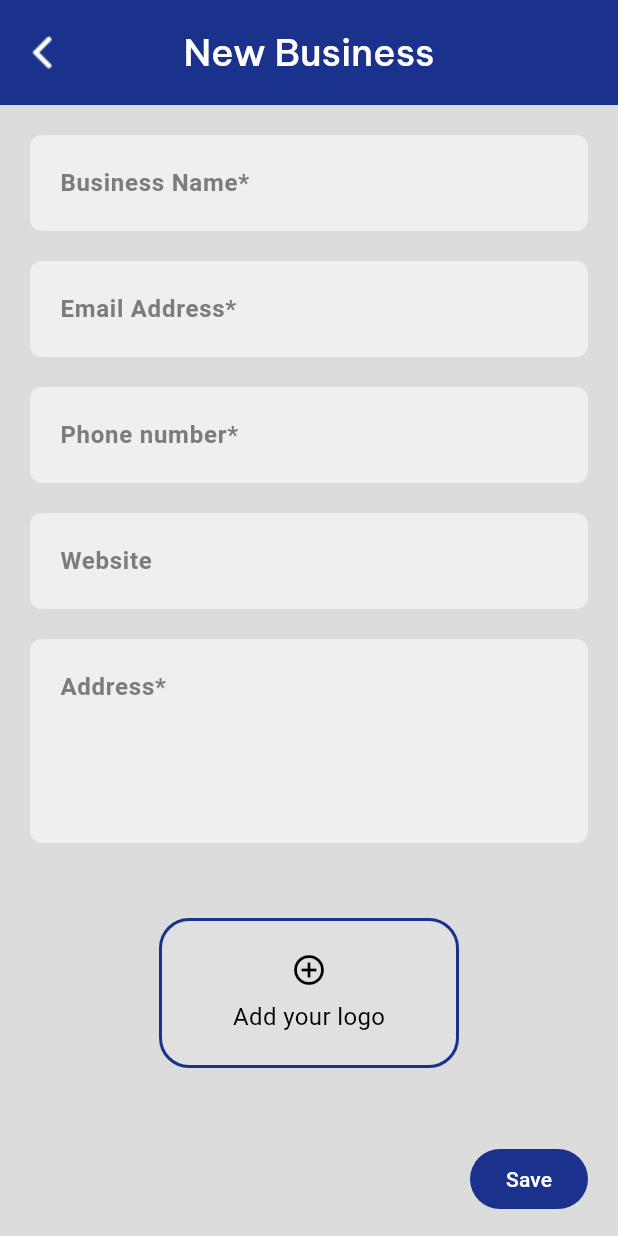
After one commit to sacrilegioushero220/Quick-Bill-App, a Flutter app: the BusinessDetailScreen screen opened directly, on a phone screen of 412 x 824 dp. The commit adds this screen. Run offline on Flutter 3.47's test engine with Material 3 defaults, Android fonts, the phone set to English and light mode, and no system bars; our stand-ins replace flutter_svg, google_fonts.

Commit message:
Business detail screen completed

```diff
--- /dev/null
+++ b/lib/Screens/business_detail_screen.dart
@@ -0,0 +1,113 @@
+import 'package:flutter/material.dart';
+import 'package:quick_bill/widgets/custom_app_bar.dart';
+import 'package:quick_bill/widgets/custom_widgets.dart';
+
+class BusinessDetailScreen extends StatelessWidget {
+  const BusinessDetailScreen({super.key});
+
+  @override
+  Widget build(BuildContext context) {
+    return Scaffold(
+      backgroundColor: const Color.fromARGB(255, 221, 220, 220),
+      appBar: customAppBar(
+        "New Business ",
+        context,
+        isHome: false,
+      ),
+      body: const SingleChildScrollView(
+        child: Padding(
+          padding: EdgeInsets.only(left: 20, right: 20),
+          child: Column(
+            children: [
+              SizedBox(
+                height: 20,
+              ),
+              CustomTextField(
+                hintText: "Business Name*",
+              ),
+              SizedBox(
+                height: 20,
+              ),
+              CustomTextField(
+                hintText: "Email Address*",
+              ),
+              SizedBox(
+                height: 20,
+              ),
+              CustomTextField(
+                hintText: "Phone number*",
+              ),
+              SizedBox(
+                height: 20,
+              ),
+              CustomTextField(
+                hintText: "Website",
+              ),
+              SizedBox(
+                height: 20,
+              ),
+              CustomTextField(
+                hintText: "Address*",
+                isBigField: true,
+              ),
+              SizedBox(
+                height: 50,
+              ),
+              AddLogoWidget(),
+              SizedBox(
+                height: 50,
+              ),
+              Row(
+                mainAxisAlignment: MainAxisAlignment.spaceBetween,
+                children: [
+                  SizedBox(
+                    width: 20,
+                  ),
+                  CustomFilledButton(title: 'Save')
+                ],
+              )
+            ],
+          ),
+        ),
+      ),
+    );
+  }
+}
+
+class AddLogoWidget extends StatelessWidget {
+  const AddLogoWidget({super.key});
+
+  @override
+  Widget build(BuildContext context) {
+    return Container(
+      width: 200,
+      height: 100,
+      decoration: BoxDecoration(
+        color: Colors.grey[300],
+        borderRadius: BorderRadius.circular(20),
+        border: Border.all(
+          color: const Color.fromARGB(255, 27, 50, 140),
+          width: 2.0,
+        ),
+      ),
+      child: const Column(
+        mainAxisAlignment: MainAxisAlignment.center,
+        children: [
+          Icon(
+            Icons.add_circle_outline,
+            size: 24.0,
+            color: Colors.black,
+          ),
+          SizedBox(height: 8.0),
+          Text(
+            'Add your logo',
+            style: TextStyle(
+              fontSize: 16.0,
+              color: Colors.black,
+            ),
+          ),
+        ],
+      ),
+    );
+  }
+}
--- a/lib/Screens/home_screen.dart
+++ b/lib/Screens/home_screen.dart
@@ -21,7 +21,10 @@ class HomeScreen extends StatelessWidget {
           addPageIcon,
         ),
       ),
-      appBar: customAppBar("My Invoices"),
+      appBar: customAppBar(
+        "My Invoices",
+        context,
+      ),
       body: const Center(
         child: Text("No Invoice generated"),
       ),
--- a/lib/Screens/new_invoice_screen.dart
+++ b/lib/Screens/new_invoice_screen.dart
@@ -1,7 +1,6 @@
 import 'package:flutter/material.dart';
-import 'package:google_fonts/google_fonts.dart';
+import 'package:quick_bill/Screens/business_detail_screen.dart';
 import 'package:quick_bill/constants/string_constants.dart';
-import 'package:quick_bill/widgets/custom_app_bar.dart';
 import 'package:quick_bill/widgets/custom_widgets.dart';
 
 class NewInvoiceScreen extends StatelessWidget {
@@ -11,7 +10,11 @@ class NewInvoiceScreen extends StatelessWidget {
   Widget build(BuildContext context) {
     return Scaffold(
       backgroundColor: const Color.fromARGB(255, 221, 220, 220),
-      appBar: customAppBar("New Invoice", isHome: false),
+      appBar: customAppBar(
+        "New Invoice",
+        context,
+        isHome: false,
+      ),
       body: SafeArea(
         child: SingleChildScrollView(
           child: Padding(
@@ -33,6 +36,8 @@ class NewInvoiceScreen extends StatelessWidget {
                   title: "Your Details",
                   subtitle: 'Add your business details',
                   isCompleted: false,
+                  isScreenNull: false,
+                  screen: const BusinessDetailScreen(),
                 ),
                 const SizedBox(
                   height: 15,
--- a/lib/widgets/custom_app_bar.dart
+++ b/lib/widgets/custom_app_bar.dart
@@ -4,7 +4,8 @@ import 'package:google_fonts/google_fonts.dart';
 import 'package:quick_bill/constants/string_constants.dart';
 
 PreferredSizeWidget customAppBar(
-  String title, {
+  String title,
+  BuildContext context, {
   bool isHome = true,
 }) {
   return AppBar(
@@ -19,7 +20,9 @@ PreferredSizeWidget customAppBar(
       child: isHome
           ? SvgPicture.asset(squareLogo)
           : IconButton(
-              onPressed: () {},
+              onPressed: () {
+                Navigator.pop(context);
+              },
               icon: Image.asset(rightArrow),
             ),
     ),
--- /dev/null
+++ b/lib/widgets/custom_text_field.dart
@@ -0,0 +1,35 @@
+import 'package:flutter/material.dart';
+
+class CustomTextField extends StatelessWidget {
+  final String hintText;
+  final bool isBigField;
+  const CustomTextField({
+    super.key,
+    required this.hintText,
+    this.isBigField = false,
+  });
+
+  @override
+  Widget build(BuildContext context) {
+    return TextField(
+      controller: TextEditingController(),
+      maxLines: isBigField ? 4 : 1,
+      decoration: InputDecoration(
+        filled: true,
+        fillColor: const Color(0xFFEFEFEF), // Light gray background
+        contentPadding: const EdgeInsets.only(top: 20, left: 16, bottom: 20),
+        border: OutlineInputBorder(
+          borderRadius: BorderRadius.circular(8), // More rounded corners
+          borderSide: BorderSide.none, // No border to match the design
+        ),
+        hintText: hintText,
+        hintStyle: const TextStyle(
+          color: Color.fromARGB(255, 125, 123, 123),
+          fontSize: 16,
+          fontFamily: 'Roboto',
+          fontWeight: FontWeight.w600,
+        ),
+      ),
+    );
+  }
+}
--- a/lib/widgets/custom_widgets.dart
+++ b/lib/widgets/custom_widgets.dart
@@ -2,3 +2,4 @@ export 'custom_app_bar.dart';
 export 'custom_filled_button.dart';
 export 'invoice_card.dart';
 export 'invoice_details_card.dart';
+export 'custom_text_field.dart';
--- a/lib/widgets/invoice_details_card.dart
+++ b/lib/widgets/invoice_details_card.dart
@@ -1,5 +1,6 @@
 import 'package:flutter/material.dart';
 import 'package:google_fonts/google_fonts.dart';
+import 'package:quick_bill/Screens/new_invoice_screen.dart';
 import 'package:quick_bill/constants/string_constants.dart';
 
 class InvoiceDetailsCard extends StatelessWidget {
@@ -7,14 +8,16 @@ class InvoiceDetailsCard extends StatelessWidget {
   final String title;
   final String subtitle;
   final bool isCompleted;
-  final void Function()? onpressed;
+  final Widget? screen;
+  final bool isScreenNull;
   const InvoiceDetailsCard({
     super.key,
     required this.iconPath,
     required this.title,
     required this.subtitle,
     this.isCompleted = false,
-    this.onpressed,
+    this.screen,
+    this.isScreenNull = true,
   });
 
   @override
@@ -75,7 +78,13 @@ class InvoiceDetailsCard extends StatelessWidget {
               child: isCompleted
                   ? Image.asset(greenTick)
                   : IconButton(
-                      onPressed: onpressed,
+                      onPressed: () {
+                        isScreenNull
+                            ? null
+                            : Navigator.of(context).push(MaterialPageRoute(
+                                builder: (context) =>
+                                    screen ?? const NewInvoiceScreen()));
+                      },
                       icon: Image.asset(leftArrow),
                     ),
             )
```
